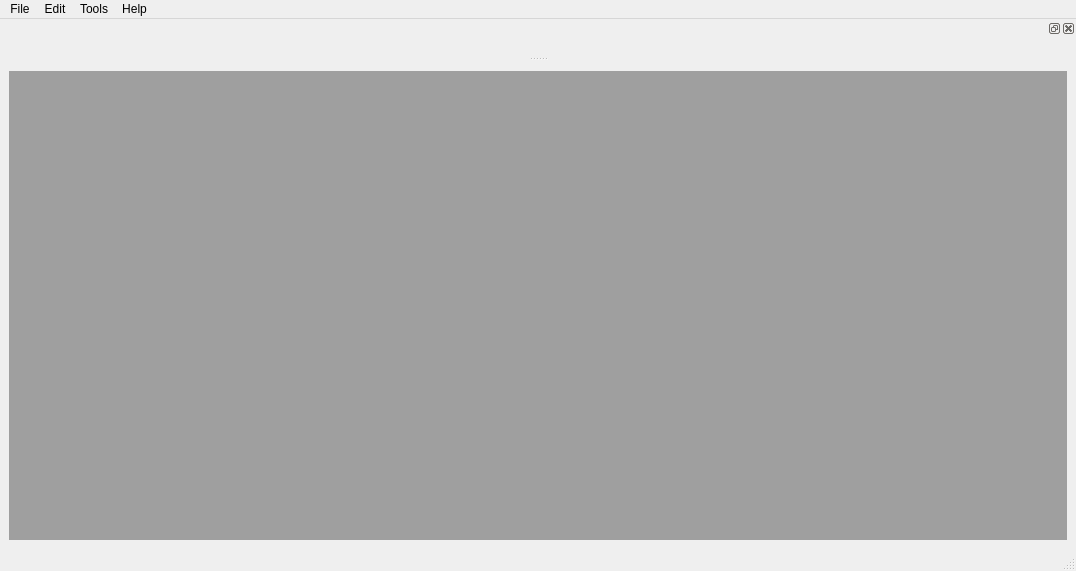
Old version of the form src/CMainWindow.ui in the repository fcrohas/QIcomPCR.
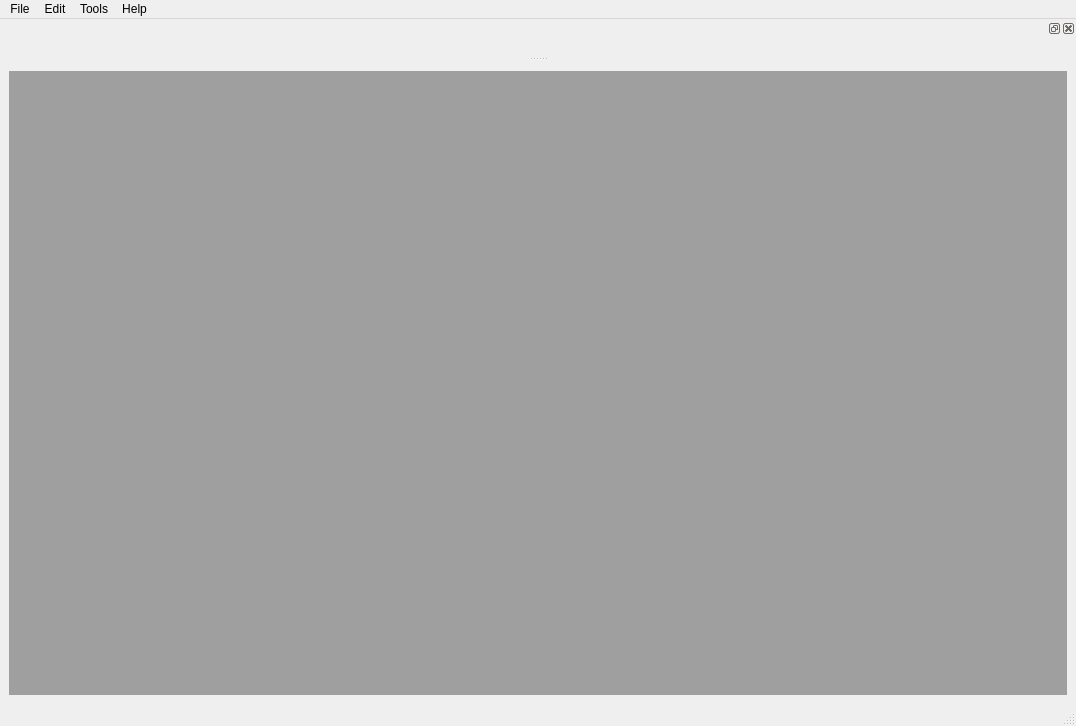
New version of the form. Custom widgets are drawn as their Qt base class.

```diff
--- a/src/CMainWindow.ui
+++ b/src/CMainWindow.ui
@@ -7,7 +7,7 @@
     <x>0</x>
     <y>0</y>
     <width>1076</width>
-    <height>571</height>
+    <height>726</height>
    </rect>
   </property>
   <property name="windowTitle">
```
Left out of the diff: 57 changed lines with no effect on the pictures.
